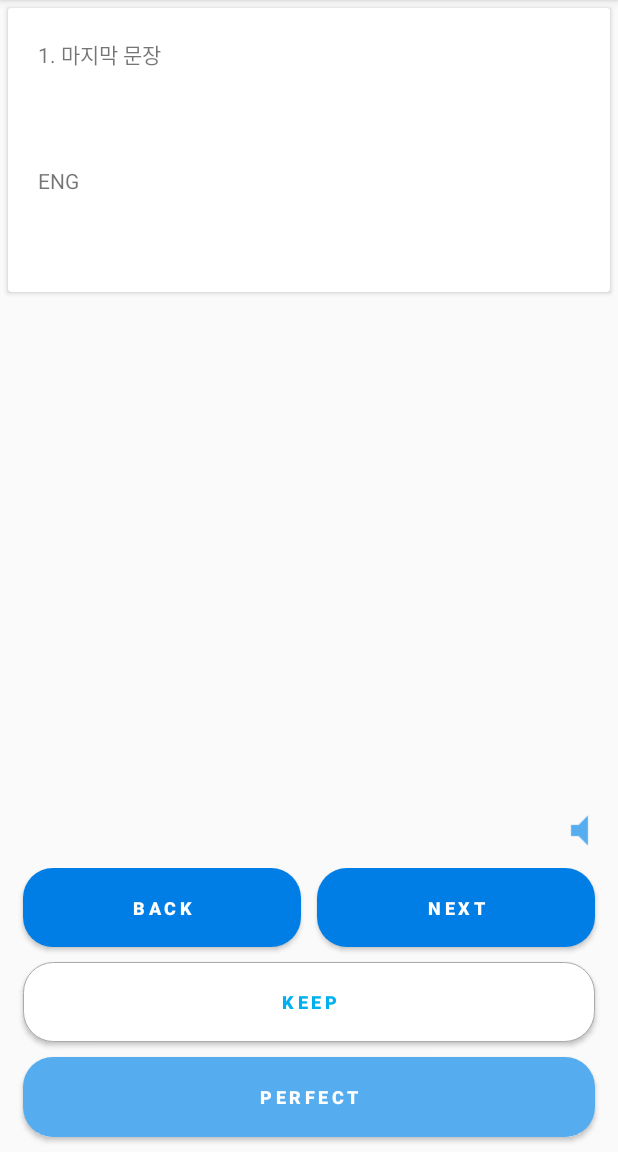
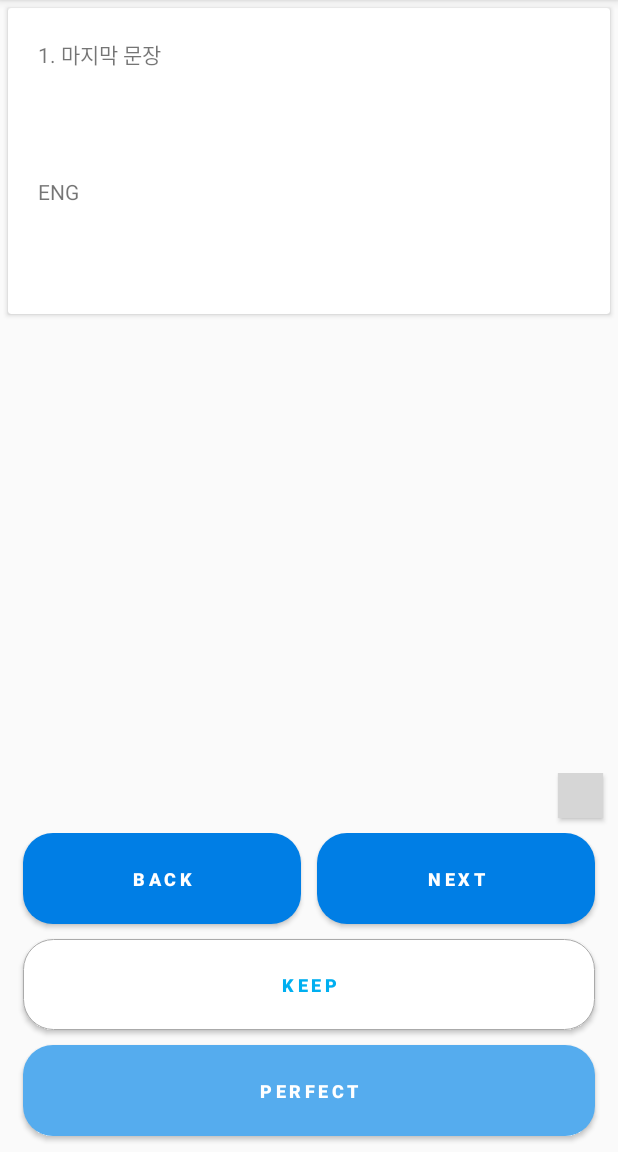
Before and after one commit to 01000-you/Reviewer, an Android app: the screen it shows after launch (MainActivity), on a phone screen of 412 x 824 dp, the part 84-1236 px from its top. Run offline under Robolectric (Android 15) with nearby library versions, the phone set to English and light mode, and no system bars; libraries missing offline, so code that uses them is left out: com.opencsv; 5 statements that could not run were skipped; grey boxes are pictures that could not be loaded.

Commit message:
release v3.2.1 - TTS 버튼 수정

```diff
--- a/app/build.gradle
+++ b/app/build.gradle
@@ -9,8 +9,8 @@ android {
 //        testApplicationId "com.example.eng_reviewer.tests"
         minSdkVersion 23
         targetSdkVersion 28
-        versionCode 5
-        versionName "3.2.0"
+        versionCode 6
+        versionName "3.2.1"
 
         testInstrumentationRunner "androidx.test.runner.AndroidJUnitRunner"
     }
--- a/app/src/main/res/layout/fragment_reviewer.xml
+++ b/app/src/main/res/layout/fragment_reviewer.xml
@@ -10,7 +10,7 @@
         android:id="@+id/Cardview_main"
         android:layout_width="match_parent"
         android:layout_height="0dp"
-        android:layout_weight="2.5"
+        android:layout_weight="2.7"
         android:background="#FFFFFF"
         android:layout_marginLeft="5sp"
         android:layout_marginRight="5sp"
@@ -57,7 +57,7 @@
         <LinearLayout
             android:layout_width="match_parent"
             android:layout_height="0dp"
-            android:layout_weight="5"
+            android:layout_weight="4.5"
             >
             <LinearLayout
                 android:layout_width="match_parent"
@@ -79,7 +79,7 @@
                         android:layout_marginBottom="10sp"
                         android:layout_width="30sp"
                         android:layout_height="30sp"
-                        android:background="@drawable/ic_action_volume_mute"
+                        android:background="@drawable/ic_action_volume_off"
                         ></ToggleButton>
                 </LinearLayout>
             </LinearLayout>
@@ -87,7 +87,7 @@
         <LinearLayout
             android:layout_width="match_parent"
             android:layout_height="0dp"
-            android:layout_weight="2.5"
+            android:layout_weight="2.8"
             android:orientation="vertical"
             android:weightSum="3">
             <LinearLayout
```
